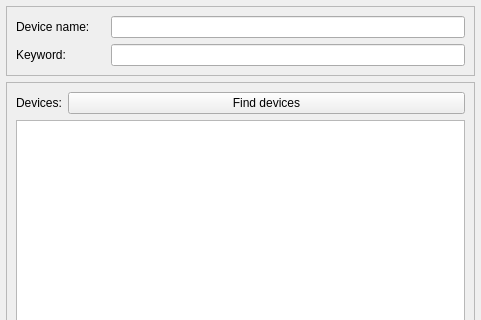
agafon0ff/SimpleSharedCursor, file src/widgets/settingswidget.ui: the form before one commit; both pictures show x 0 to 481 and y 0 to 320 of the 481 by 578 pixel window.
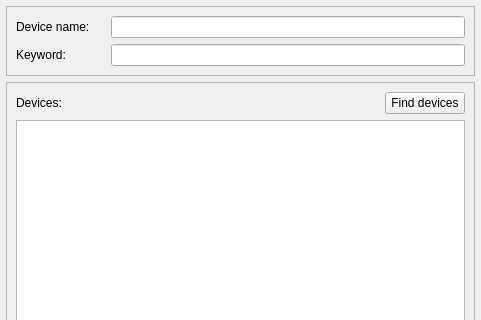
The form after the commit. Icons and pictures are not drawn.

```diff
--- a/src/widgets/settingswidget.ui
+++ b/src/widgets/settingswidget.ui
@@ -87,7 +87,7 @@
       </property>
       <layout class="QVBoxLayout" name="verticalLayout">
        <item>
-        <layout class="QHBoxLayout" name="horizontalLayout_3" stretch="0,1">
+        <layout class="QHBoxLayout" name="horizontalLayout_3" stretch="0,0,0">
          <item>
           <widget class="QLabel" name="labelDevices">
            <property name="text">
@@ -95,6 +95,19 @@
            </property>
           </widget>
          </item>
+         <item>
+          <spacer name="horizontalSpacer_2">
+           <property name="orientation">
+            <enum>Qt::Horizontal</enum>
+           </property>
+           <property name="sizeHint" stdset="0">
+            <size>
+             <width>40</width>
+             <height>20</height>
+            </size>
+           </property>
+          </spacer>
+         </item>
          <item>
           <widget class="QPushButton" name="btnFindDevices">
            <property name="text">
```
